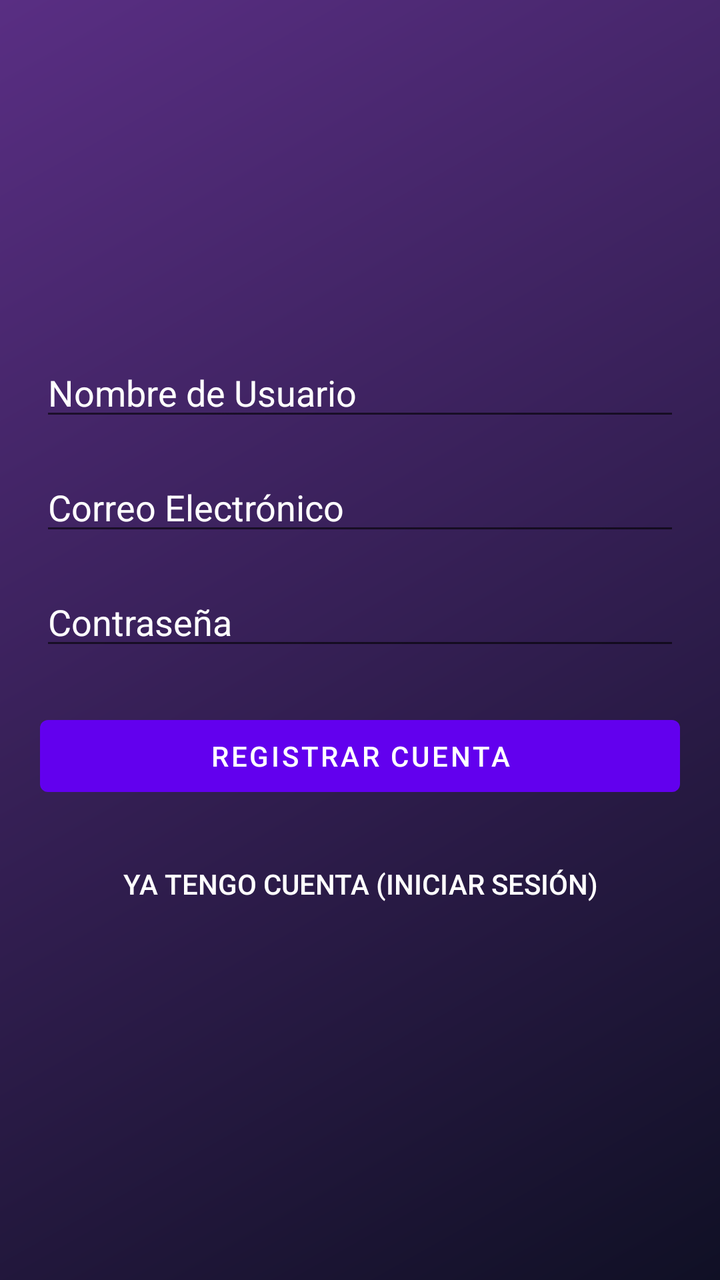
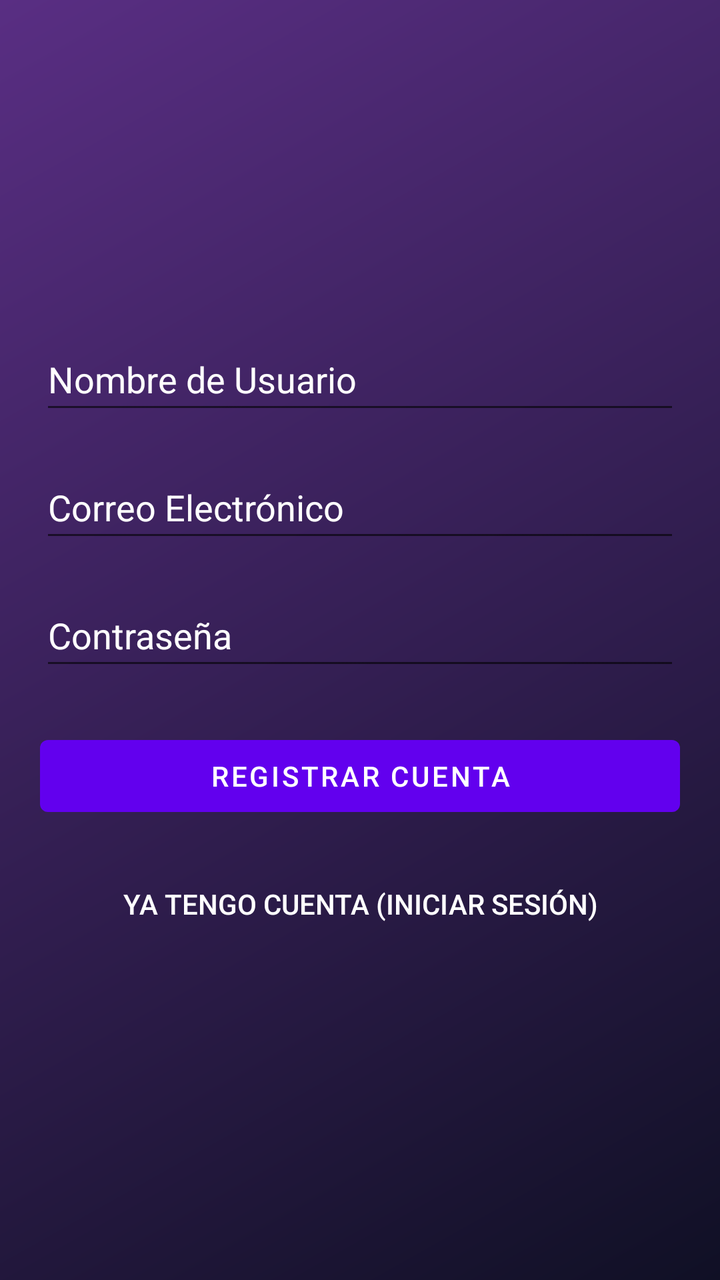

Two renders of the same Android screen: before a commit and after it. Below are the layout's source before the change and the commit's diff.
<!-- AndroidManifest.xml: application theme Theme.PathSecure -->
<!-- res/layout/activity_register.xml -->
<?xml version="1.0" encoding="utf-8"?>
<androidx.constraintlayout.widget.ConstraintLayout xmlns:android="http://schemas.android.com/apk/res/android"
    xmlns:app="http://schemas.android.com/apk/res-auto"
    android:layout_width="match_parent"
    android:layout_height="match_parent"
    android:padding="20dp"
    android:background="@drawable/background_gradient">

    <EditText
        android:id="@+id/etNameRegister"
        android:layout_width="0dp"
        android:layout_height="wrap_content"
        android:hint="Nombre de Usuario"
        android:inputType="textPersonName"
        app:layout_constraintBottom_toTopOf="@+id/etEmailRegister"
        app:layout_constraintEnd_toEndOf="parent"
        app:layout_constraintStart_toStartOf="parent"
        app:layout_constraintTop_toTopOf="parent"
        app:layout_constraintVertical_chainStyle="packed"
        android:textColorHint="#FFFFFF"/>

    <EditText
        android:id="@+id/etEmailRegister"
        android:layout_width="0dp"
        android:layout_height="wrap_content"
        android:layout_marginTop="16dp"
        android:hint="Correo Electrónico"
        android:inputType="textEmailAddress"
        app:layout_constraintBottom_toTopOf="@+id/etPasswordRegister"
        app:layout_constraintEnd_toEndOf="parent"
        app:layout_constraintStart_toStartOf="parent"
        app:layout_constraintTop_toBottomOf="@+id/etNameRegister"
        android:textColorHint="#FFFFFF"/>

    <EditText
        android:id="@+id/etPasswordRegister"
        android:layout_width="0dp"
        android:layout_height="wrap_content"
        android:layout_marginTop="16dp"
        android:hint="Contraseña"
        android:inputType="textPassword"
        app:layout_constraintBottom_toTopOf="@+id/btnDoRegister"
        app:layout_constraintEnd_toEndOf="parent"
        app:layout_constraintStart_toStartOf="parent"
        app:layout_constraintTop_toBottomOf="@+id/etEmailRegister"
        android:textColorHint="#FFFFFF"/>

    <Button
        android:id="@+id/btnDoRegister"
        android:layout_width="0dp"
        android:layout_height="wrap_content"
        android:layout_marginTop="24dp"
        android:text="Registrar Cuenta"
        app:layout_constraintBottom_toTopOf="@+id/btnBackToLogin"
        app:layout_constraintEnd_toEndOf="parent"
        app:layout_constraintStart_toStartOf="parent"
        app:layout_constraintTop_toBottomOf="@+id/etPasswordRegister" />

    <Button
        android:id="@+id/btnBackToLogin"
        android:layout_width="0dp"
        android:layout_height="wrap_content"
        android:layout_marginTop="16dp"
        android:text="Ya tengo cuenta (Iniciar Sesión)"
        style="?android:attr/borderlessButtonStyle"
        app:layout_constraintBottom_toBottomOf="parent"
        app:layout_constraintEnd_toEndOf="parent"
        app:layout_constraintStart_toStartOf="parent"
        app:layout_constraintTop_toBottomOf="@+id/btnDoRegister" />

</androidx.constraintlayout.widget.ConstraintLayout>
<!-- resources referenced by this layout -->
<resources>
  <!-- drawable background_gradient (drawable) -->
  <?xml version="1.0" encoding="utf-8"?>
  <shape xmlns:android="http://schemas.android.com/apk/res/android">
      <gradient
          android:type="linear"
          android:angle="315"
          android:startColor="@color/ps_purple_main"
          android:endColor="@color/ps_gradient_start" />
  </shape>
  <style name="Theme.PathSecure" parent="Theme.MaterialComponents.DayNight.NoActionBar">
      </style>
  <color name="ps_purple_main">#592E83</color>
  <color name="ps_gradient_start">#101025</color>
</resources>

<!-- the commit's change to res/layout/activity_register.xml (unified diff, before → after) -->
@@ -9,7 +9,7 @@
     <EditText
         android:id="@+id/etNameRegister"
         android:layout_width="0dp"
-        android:layout_height="wrap_content"
+        android:layout_height="48dp"
         android:hint="Nombre de Usuario"
         android:inputType="textPersonName"
         app:layout_constraintBottom_toTopOf="@+id/etEmailRegister"
@@ -22,7 +22,7 @@
     <EditText
         android:id="@+id/etEmailRegister"
         android:layout_width="0dp"
-        android:layout_height="wrap_content"
+        android:layout_height="48dp"
         android:layout_marginTop="16dp"
         android:hint="Correo Electrónico"
         android:inputType="textEmailAddress"
@@ -35,7 +35,7 @@
     <EditText
         android:id="@+id/etPasswordRegister"
         android:layout_width="0dp"
-        android:layout_height="wrap_content"
+        android:layout_height="48dp"
         android:layout_marginTop="16dp"
         android:hint="Contraseña"
         android:inputType="textPassword"
